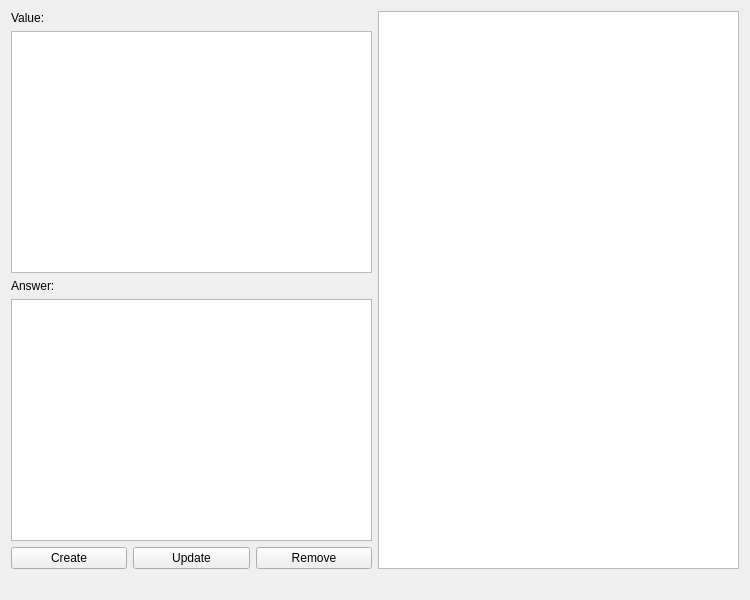
Qt form Views/questionview.ui (ArkadiuszStanislawLega/Flashcards_Qt) before a commit.
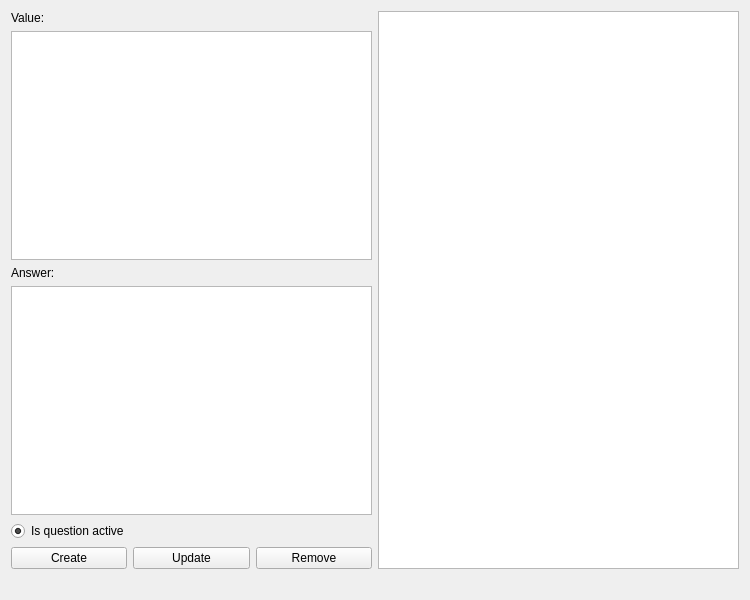
The same form after that commit.

Commit message: Update question view - added is active radio button

What changed in the file:
```diff
--- a/Views/questionview.ui
+++ b/Views/questionview.ui
@@ -40,6 +40,16 @@
          <item>
           <widget class="QTextEdit" name="te_answer"/>
          </item>
+         <item>
+          <widget class="QRadioButton" name="radioButton">
+           <property name="text">
+            <string>Is question active</string>
+           </property>
+           <property name="checked">
+            <bool>true</bool>
+           </property>
+          </widget>
+         </item>
          <item>
           <layout class="QHBoxLayout" name="horizontalLayout_3">
            <item>
```
